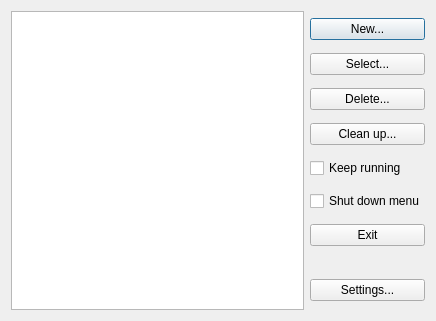
This is mainwindow.ui in ValentinIllich/Automatic-Backup as Qt 5 draws it before an edit. The edited form follows.
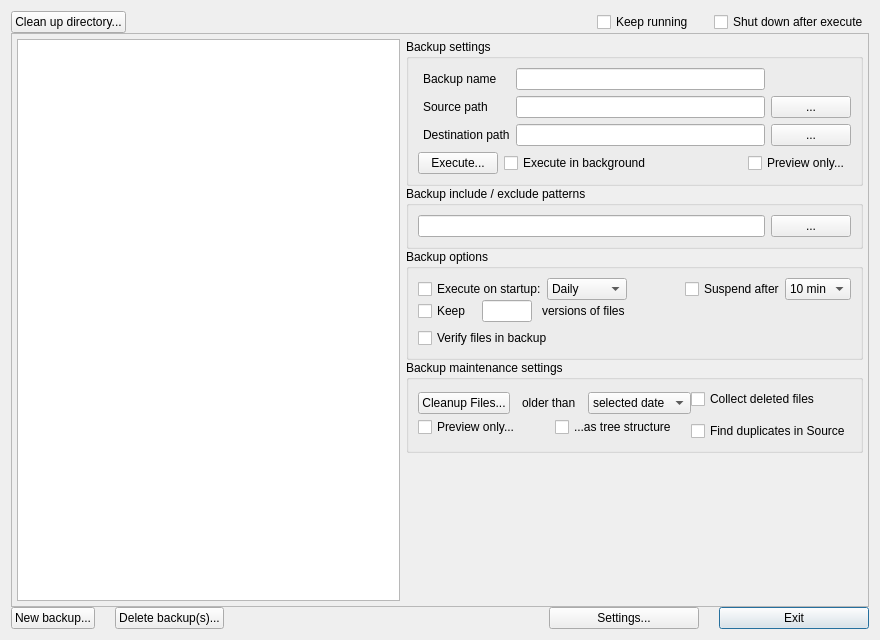
This is the edited form.

Commit message: new user interface

Diff of the .ui file:
```diff
--- a/mainwindow.ui
+++ b/mainwindow.ui
@@ -6,71 +6,49 @@
    <rect>
     <x>0</x>
     <y>0</y>
-    <width>436</width>
-    <height>321</height>
+    <width>880</width>
+    <height>640</height>
    </rect>
   </property>
   <property name="windowTitle">
    <string>Automatic Backup</string>
   </property>
-  <layout class="QGridLayout">
-   <property name="margin">
-    <number>11</number>
-   </property>
+  <layout class="QGridLayout" name="gridLayout_5">
    <item row="0" column="0">
-    <layout class="QHBoxLayout">
+    <layout class="QVBoxLayout" name="verticalLayout_8">
+     <property name="spacing">
+      <number>0</number>
+     </property>
      <item>
-      <widget class="QListWidget" name="backupList">
-       <property name="selectionMode">
-        <enum>QAbstractItemView::ExtendedSelection</enum>
-       </property>
-      </widget>
-     </item>
-     <item>
-      <layout class="QVBoxLayout">
+      <layout class="QHBoxLayout" name="horizontalLayout_9">
        <item>
-        <widget class="QPushButton" name="newBackupButt">
-         <property name="toolTip">
-          <string>Create a new backup configuration.</string>
-         </property>
-         <property name="text">
-          <string>New...</string>
-         </property>
-        </widget>
-       </item>
-       <item>
-        <widget class="QPushButton" name="editBackupButt">
-         <property name="toolTip">
-          <string>Open the properties of the selected configuration.
-If more than one are selected, execute them.</string>
-         </property>
-         <property name="text">
-          <string>Select...</string>
-         </property>
-        </widget>
-       </item>
-       <item>
-        <widget class="QPushButton" name="deleteBackupButt">
-         <property name="toolTip">
-          <string>Delete the selected backup configuration.</string>
-         </property>
-         <property name="text">
-          <string>Delete...</string>
-         </property>
-        </widget>
-       </item>
-       <item>
-        <widget class="QPushButton" name="cleanButt">
+        <widget class="QPushButton" name="cleanDirButt">
          <property name="toolTip">
           <string>Analyze a given directory and show a tree with
 all direcrtories and files older than a given date.
 Clean up will be possible with a context menu.</string>
          </property>
          <property name="text">
-          <string>Clean up...</string>
+          <string>Clean up directory...</string>
+         </property>
+         <property name="autoDefault">
+          <bool>false</bool>
          </property>
         </widget>
        </item>
+       <item>
+        <spacer name="horizontalSpacer_6">
+         <property name="orientation">
+          <enum>Qt::Horizontal</enum>
+         </property>
+         <property name="sizeHint" stdset="0">
+          <size>
+           <width>40</width>
+           <height>20</height>
+          </size>
+         </property>
+        </spacer>
+       </item>
        <item>
         <widget class="QCheckBox" name="keepRun">
          <property name="toolTip">
@@ -87,6 +65,22 @@
          </property>
         </widget>
        </item>
+       <item>
+        <spacer name="horizontalSpacer">
+         <property name="orientation">
+          <enum>Qt::Horizontal</enum>
+         </property>
+         <property name="sizeType">
+          <enum>QSizePolicy::Fixed</enum>
+         </property>
+         <property name="sizeHint" stdset="0">
+          <size>
+           <width>20</width>
+           <height>20</height>
+          </size>
+         </property>
+        </spacer>
+       </item>
        <item>
         <widget class="QCheckBox" name="shutDown">
          <property name="toolTip">
@@ -96,31 +90,761 @@
 In this mode, no periodically check is done.</string>
          </property>
          <property name="text">
-          <string>Shut down menu</string>
-         </property>
-         <property name="autoExclusive">
-          <bool>false</bool>
+          <string>Shut down after execute</string>
          </property>
         </widget>
        </item>
+      </layout>
+     </item>
+     <item>
+      <widget class="QFrame" name="frame">
+       <property name="frameShape">
+        <enum>QFrame::StyledPanel</enum>
+       </property>
+       <property name="frameShadow">
+        <enum>QFrame::Raised</enum>
+       </property>
+       <property name="lineWidth">
+        <number>1</number>
+       </property>
+       <layout class="QGridLayout" name="gridLayout_7">
+        <property name="leftMargin">
+         <number>5</number>
+        </property>
+        <property name="topMargin">
+         <number>5</number>
+        </property>
+        <property name="rightMargin">
+         <number>5</number>
+        </property>
+        <property name="bottomMargin">
+         <number>5</number>
+        </property>
+        <item row="0" column="0">
+         <layout class="QHBoxLayout" name="horizontalLayout_7">
+          <item>
+           <layout class="QVBoxLayout" name="verticalLayout_7" stretch="0">
+            <property name="spacing">
+             <number>-1</number>
+            </property>
+            <property name="sizeConstraint">
+             <enum>QLayout::SetDefaultConstraint</enum>
+            </property>
+            <item>
+             <widget class="QListWidget" name="backupList">
+              <property name="sizePolicy">
+               <sizepolicy hsizetype="MinimumExpanding" vsizetype="Expanding">
+                <horstretch>0</horstretch>
+                <verstretch>0</verstretch>
+               </sizepolicy>
+              </property>
+              <property name="selectionMode">
+               <enum>QAbstractItemView::ExtendedSelection</enum>
+              </property>
+             </widget>
+            </item>
+           </layout>
+          </item>
+          <item>
+           <layout class="QVBoxLayout" name="verticalLayout_6">
+            <property name="spacing">
+             <number>0</number>
+            </property>
+            <item>
+             <widget class="QGroupBox" name="groupBox">
+              <property name="title">
+               <string>Backup settings</string>
+              </property>
+              <layout class="QGridLayout" name="gridLayout_2">
+               <item row="1" column="0">
+                <layout class="QGridLayout" name="gridLayout">
+                 <property name="verticalSpacing">
+                  <number>-1</number>
+                 </property>
+                 <item row="0" column="0">
+                  <layout class="QHBoxLayout" name="horizontalLayout">
+                   <property name="spacing">
+                    <number>-1</number>
+                   </property>
+                   <property name="leftMargin">
+                    <number>5</number>
+                   </property>
+                   <item>
+                    <layout class="QVBoxLayout" name="verticalLayout">
+                     <property name="spacing">
+                      <number>-1</number>
+                     </property>
+                     <item>
+                      <widget class="QLabel" name="label_4">
+                       <property name="text">
+                        <string>Backup name</string>
+                       </property>
+                      </widget>
+                     </item>
+                     <item>
+                      <widget class="QLabel" name="label">
+                       <property name="text">
+                        <string>Source path</string>
+                       </property>
+                      </widget>
+                     </item>
+                     <item>
+                      <widget class="QLabel" name="label_2">
+                       <property name="text">
+                        <string>Destination path</string>
+                       </property>
+                      </widget>
+                     </item>
+                    </layout>
+                   </item>
+                   <item>
+                    <layout class="QVBoxLayout" name="verticalLayout_2">
+                     <item>
+                      <widget class="QLineEdit" name="nameText">
+                       <property name="toolTip">
+                        <string>Name of selected backup configuration</string>
+                       </property>
+                      </widget>
+                     </item>
+                     <item>
+                      <widget class="QLineEdit" name="sourceLab">
+                       <property name="toolTip">
+                        <string>Source path</string>
+                       </property>
+                      </widget>
+                     </item>
+                     <item>
+                      <widget class="QLineEdit" name="destLab">
+                       <property name="toolTip">
+                        <string>Destination path</string>
+                       </property>
+                      </widget>
+                     </item>
+                    </layout>
+                   </item>
+                   <item>
+                    <layout class="QVBoxLayout" name="verticalLayout_3">
+                     <item>
+                      <widget class="QLabel" name="label_5">
+                       <property name="text">
+                        <string/>
+                       </property>
+                      </widget>
+                     </item>
+                     <item>
+                      <widget class="QPushButton" name="sourceButt">
+                       <property name="toolTip">
+                        <string>Select source path</string>
+                       </property>
+                       <property name="text">
+                        <string>...</string>
+                       </property>
+                      </widget>
+                     </item>
+                     <item>
+                      <widget class="QPushButton" name="destButt">
+                       <property name="toolTip">
+                        <string>Selext destination path</string>
+                       </property>
+                       <property name="text">
+                        <string>...</string>
+                       </property>
+                      </widget>
+                     </item>
+                    </layout>
+                   </item>
+                  </layout>
+                 </item>
+                </layout>
+               </item>
+               <item row="2" column="0">
+                <layout class="QHBoxLayout" name="horizontalLayout_6">
+                 <property name="spacing">
+                  <number>-1</number>
+                 </property>
+                 <item>
+                  <widget class="QPushButton" name="execBackupButt">
+                   <property name="minimumSize">
+                    <size>
+                     <width>0</width>
+                     <height>0</height>
+                    </size>
+                   </property>
+                   <property name="toolTip">
+                    <string>Immediately execute selected backups</string>
+                   </property>
+                   <property name="text">
+                    <string>Execute...</string>
+                   </property>
+                   <property name="autoDefault">
+                    <bool>false</bool>
+                   </property>
+                  </widget>
+                 </item>
+                 <item>
+                  <widget class="QCheckBox" name="backgroundExec">
+                   <property name="toolTip">
+                    <string>If checked, the backup will be executed
+in the background for this time.</string>
+                   </property>
+                   <property name="text">
+                    <string>Execute in background</string>
+                   </property>
+                  </widget>
+                 </item>
+                 <item>
+                  <spacer name="horizontalSpacer_2">
+                   <property name="orientation">
+                    <enum>Qt::Horizontal</enum>
+                   </property>
+                   <property name="sizeHint" stdset="0">
+                    <size>
+                     <width>40</width>
+                     <height>20</height>
+                    </size>
+                   </property>
+                  </spacer>
+                 </item>
+                 <item>
+                  <widget class="QCheckBox" name="verboseExecute">
+                   <property name="toolTip">
+                    <string>If checked, no action will happen upon Execute.
+Instead, al log si shown with all actions which
+would happen.</string>
+                   </property>
+                   <property name="text">
+                    <string>Preview only...</string>
+                   </property>
+                  </widget>
+                 </item>
+                </layout>
+               </item>
+              </layout>
+             </widget>
+            </item>
+            <item>
+             <widget class="QGroupBox" name="groupBox_4">
+              <property name="title">
+               <string>Backup include / exclude patterns</string>
+              </property>
+              <layout class="QGridLayout" name="gridLayout_6">
+               <item row="0" column="0">
+                <layout class="QHBoxLayout" name="horizontalLayout_10">
+                 <item>
+                  <widget class="QLineEdit" name="filterDesc">
+                   <property name="minimumSize">
+                    <size>
+                     <width>0</width>
+                     <height>18</height>
+                    </size>
+                   </property>
+                   <property name="toolTip">
+                    <string/>
+                   </property>
+                  </widget>
+                 </item>
+                 <item>
+                  <widget class="QPushButton" name="filterButt">
+                   <property name="toolTip">
+                    <string>Getting detailed help about the filter.</string>
+                   </property>
+                   <property name="text">
+                    <string>...</string>
+                   </property>
+                   <property name="shortcut">
+                    <string>H</string>
+                   </property>
+                   <property name="autoDefault">
+                    <bool>false</bool>
+                   </property>
+                  </widget>
+                 </item>
+                </layout>
+               </item>
+              </layout>
+             </widget>
+            </item>
+            <item>
+             <widget class="QGroupBox" name="groupBox_2">
+              <property name="title">
+               <string>Backup options</string>
+              </property>
+              <layout class="QGridLayout" name="gridLayout_3">
+               <item row="0" column="0">
+                <layout class="QVBoxLayout" name="verticalLayout_4">
+                 <property name="spacing">
+                  <number>0</number>
+                 </property>
+                 <item>
+                  <layout class="QHBoxLayout" name="horizontalLayout_2">
+                   <item>
+                    <widget class="QCheckBox" name="autoExec">
+                     <property name="toolTip">
+                      <string>If checked, the backup will be executed
+automatically with the given interval.</string>
+                     </property>
+                     <property name="text">
+                      <string>Execute on startup:</string>
+                     </property>
+                    </widget>
+                   </item>
+                   <item>
+                    <widget class="QComboBox" name="interval">
+                     <item>
+                      <property name="text">
+                       <string>Daily</string>
+                      </property>
+                     </item>
+                     <item>
+                      <property name="text">
+                       <string>Weekly</string>
+                      </property>
+                     </item>
+                     <item>
+                      <property name="text">
+                       <string>14 Days</string>
+                      </property>
+                     </item>
+                     <item>
+                      <property name="text">
+                       <string>Monthly</string>
+                      </property>
+                     </item>
+                     <item>
+                      <property name="text">
+                       <string>3 Months</string>
+                      </property>
+                     </item>
+                     <item>
+                      <property name="text">
+                       <string>Yearly</string>
+                      </property>
+                     </item>
+                    </widget>
+                   </item>
+                   <item>
+                    <spacer name="horizontalSpacer_3">
+                     <property name="orientation">
+                      <enum>Qt::Horizontal</enum>
+                     </property>
+                     <property name="sizeHint" stdset="0">
+                      <size>
+                       <width>40</width>
+                       <height>20</height>
+                      </size>
+                     </property>
+                    </spacer>
+                   </item>
+                   <item>
+                    <widget class="QCheckBox" name="suspending">
+                     <property name="toolTip">
+                      <string>If checked, the backup will be suspended
+automatically after the given time.</string>
+                     </property>
+                     <property name="text">
+                      <string>Suspend after</string>
+                     </property>
+                    </widget>
+                   </item>
+                   <item>
+                    <widget class="QComboBox" name="timeout">
+                     <item>
+                      <property name="text">
+                       <string>10 min</string>
+                      </property>
+                     </item>
+                     <item>
+                      <property name="text">
+                       <string>15 min</string>
+                      </property>
+                     </item>
+                     <item>
+                      <property name="text">
+                       <string>30 min</string>
+                      </property>
+                     </item>
+                     <item>
+                      <property name="text">
+                       <string>1 h</string>
+                      </property>
+                     </item>
+                     <item>
+                      <property name="text">
+                       <string>1,5 h</string>
+                      </property>
+                     </item>
+                     <item>
+                      <property name="text">
+                       <string>2 h</string>
+                      </property>
+                     </item>
+                     <item>
+                      <property name="text">
+                       <string>2,5 h</string>
+                      </property>
+                     </item>
+                     <item>
+                      <property name="text">
+                       <string>3 h</string>
+                      </property>
+                     </item>
+                     <item>
+                      <property name="text">
+                       <string>3,5 h</string>
+                      </property>
+                     </item>
+                     <item>
+                      <property name="text">
+                       <string>4 h</string>
+                      </property>
+                     </item>
+                    </widget>
+                   </item>
+                  </layout>
+                 </item>
+                 <item>
+                  <layout class="QHBoxLayout" name="horizontalLayout_3">
+                   <property name="spacing">
+                    <number>10</number>
+                   </property>
+                   <item>
+                    <widget class="QCheckBox" name="keepCopy">
+                     <property name="sizePolicy">
+                      <sizepolicy hsizetype="Minimum" vsizetype="Fixed">
+                       <horstretch>0</horstretch>
+                       <verstretch>0</verstretch>
+                      </sizepolicy>
+                     </property>
+                     <property name="toolTip">
+                      <string>If checked, the files in the backup path will
+get an extra extension with the backup
+timestamp, so that the given amount of
+different versions are kept.</string>
+                     </property>
+                     <property name="text">
+                      <string>Keep</string>
+                     </property>
+                    </widget>
+                   </item>
+                   <item>
+                    <widget class="QLineEdit" name="versionsStr">
+                     <property name="maximumSize">
+                      <size>
+                       <width>50</width>
+                       <height>16777215</height>
+                      </size>
+                     </property>
+                     <property name="toolTip">
+                      <string>Amount of different versions for a single file
+to be kept in the backup path.</string>
+                     </property>
+                    </widget>
+                   </item>
+                   <item>
+                    <widget class="QLabel" name="versionLabel">
+                     <property name="toolTip">
+                      <string/>
+                     </property>
+                     <property name="text">
+                      <string>versions of files</string>
+                     </property>
+                    </widget>
+                   </item>
+                   <item>
+                    <spacer name="horizontalSpacer_4">
+                     <property name="orientation">
+                      <enum>Qt::Horizontal</enum>
+                     </property>
+                     <property name="sizeHint" stdset="0">
+                      <size>
+                       <width>40</width>
+                       <height>20</height>
+                      </size>
+                     </property>
+                    </spacer>
+                   </item>
+                  </layout>
+                 </item>
+                </layout>
+               </item>
+               <item row="1" column="0">
+                <layout class="QHBoxLayout" name="horizontalLayout_8">
+                 <property name="spacing">
+                  <number>-1</number>
+                 </property>
+                 <item>
+                  <widget class="QCheckBox" name="verify">
+                   <property name="toolTip">
+                    <string>If checked, the files in the backup path
+will be compressed.</string>
+                   </property>
+                   <property name="text">
+                    <string>Verify files in backup</string>
+                   </property>
+                  </widget>
+                 </item>
+                 <item>
+                  <spacer name="horizontalSpacer_8">
+                   <property name="orientation">
+                    <enum>Qt::Horizontal</enum>
+                   </property>
+                   <property name="sizeHint" stdset="0">
+                    <size>
+                     <width>40</width>
+                     <height>20</height>
+                    </size>
+                   </property>
+                  </spacer>
+                 </item>
+                </layout>
+               </item>
+              </layout>
+             </widget>
+            </item>
+            <item>
+             <widget class="QGroupBox" name="groupBox_3">
+              <property name="title">
+               <string>Backup maintenance settings</string>
+              </property>
+              <layout class="QGridLayout" name="gridLayout_4">
+               <item row="0" column="0">
+                <layout class="QVBoxLayout" name="verticalLayout_5">
+                 <property name="spacing">
+                  <number>0</number>
+                 </property>
+                 <item>
+                  <layout class="QHBoxLayout" name="horizontalLayout_4">
+                   <property name="spacing">
+                    <number>-1</number>
+                   </property>
+                   <item>
+                    <layout class="QVBoxLayout" name="verticalLayout_9">
+                     <property name="spacing">
+                      <number>0</number>
+                     </property>
+                     <item>
+                      <layout class="QHBoxLayout" name="horizontalLayout_12">
+                       <property name="spacing">
+                        <number>12</number>
+                       </property>
+                       <item>
+                        <widget class="QPushButton" name="cleanupButt">
+                         <property name="toolTip">
+                          <string>This button will automatically remove all
+files in the backup path which are older
+than the given interval and don't have
+a counterpart in the source path.</string>
+                         </property>
+                         <property name="text">
+                          <string>Cleanup Files...</string>
+                         </property>
+                         <property name="shortcut">
+                          <string>A</string>
+                         </property>
+                         <property name="autoDefault">
+                          <bool>false</bool>
+                         </property>
+                        </widget>
+                       </item>
+                       <item>
+                        <widget class="QLabel" name="label_3">
+                         <property name="text">
+                          <string>older than</string>
+                         </property>
+                        </widget>
+                       </item>
+                       <item>
+                        <widget class="QComboBox" name="lastModified">
+                         <property name="currentIndex">
+                          <number>0</number>
+                         </property>
+                         <item>
+                          <property name="text">
+                           <string>selected date</string>
+                          </property>
+                         </item>
+                         <item>
+                          <property name="text">
+                           <string>1 week</string>
+                          </property>
+                         </item>
+                         <item>
+                          <property name="text">
+                           <string>2 weeks</string>
+                          </property>
+                         </item>
+                         <item>
+                          <property name="text">
+                           <string>3 weeks</string>
+                          </property>
+                         </item>
+                         <item>
+                          <property name="text">
+                           <string>1 month</string>
+                          </property>
+                         </item>
+                         <item>
+                          <property name="text">
+                           <string>2 months</string>
+                          </property>
+                         </item>
+                         <item>
+                          <property name="text">
+                           <string>3 months</string>
+                          </property>
+                         </item>
+                         <item>
+                          <property name="text">
+                           <string>6 months</string>
+                          </property>
+                         </item>
+                         <item>
+                          <property name="text">
+                           <string>1 year</string>
+                          </property>
+                         </item>
+                         <item>
+                          <property name="text">
+                           <string>2 years</string>
+                          </property>
+                         </item>
+                         <item>
+                          <property name="text">
+                           <string>5 years</string>
+                          </property>
+                         </item>
+                         <item>
+                          <property name="text">
+                           <string>10 years</string>
+                          </property>
+                         </item>
+                        </widget>
+                       </item>
+                      </layout>
+                     </item>
+                     <item>
+                      <layout class="QHBoxLayout" name="horizontalLayout_13">
+                       <item>
+                        <widget class="QCheckBox" name="verboseMaintenance">
+                         <property name="toolTip">
+                          <string>If checked, no action will be done upon
+the Cleanup. Instead a log is shown with
+all actions which would take place.</string>
+                         </property>
+                         <property name="text">
+                          <string>Preview only...</string>
+                         </property>
+                        </widget>
+                       </item>
+                       <item>
+                        <widget class="QCheckBox" name="showTreeStruct">
+                         <property name="toolTip">
+                          <string>If checked in combination with Preview, the
+log will be extended to a representation of
+the tree strcture in the backup path.</string>
+                         </property>
+                         <property name="text">
+                          <string>...as tree structure</string>
+                         </property>
+                        </widget>
+                       </item>
+                      </layout>
+                     </item>
+                    </layout>
+                   </item>
+                   <item>
+                    <spacer name="horizontalSpacer_5">
+                     <property name="orientation">
+                      <enum>Qt::Horizontal</enum>
+                     </property>
+                     <property name="sizeHint" stdset="0">
+                      <size>
+                       <width>0</width>
+                       <height>20</height>
+                      </size>
+                     </property>
+                    </spacer>
+                   </item>
+                   <item>
+                    <layout class="QVBoxLayout" name="verticalLayout_10">
+                     <property name="spacing">
+                      <number>12</number>
+                     </property>
+                     <item>
+                      <widget class="QCheckBox" name="collectFiles">
+                       <property name="toolTip">
+                        <string>if checked, all deleted files are collected in
+a separate directory which will be asked for.</string>
+                       </property>
+                       <property name="text">
+                        <string>Collect deleted files</string>
+                       </property>
+                      </widget>
+                     </item>
+                     <item>
+                      <widget class="QCheckBox" name="sourceDuplicates">
+                       <property name="toolTip">
+                        <string>if checked, a scan in the source path will
+be done for duplicate files in different
+subdirectories.</string>
+                       </property>
+                       <property name="text">
+                        <string>Find duplicates in Source</string>
+                       </property>
+                      </widget>
+                     </item>
+                    </layout>
+                   </item>
+                  </layout>
+                 </item>
+                </layout>
+               </item>
+              </layout>
+             </widget>
+            </item>
+            <item>
+             <spacer name="verticalSpacer">
+              <property name="orientation">
+               <enum>Qt::Vertical</enum>
+              </property>
+              <property name="sizeHint" stdset="0">
+               <size>
+                <width>20</width>
+                <height>40</height>
+               </size>
+              </property>
+             </spacer>
+            </item>
+           </layout>
+          </item>
+         </layout>
+        </item>
+       </layout>
+      </widget>
+     </item>
+     <item>
+      <layout class="QHBoxLayout" name="horizontalLayout_11">
        <item>
-        <widget class="QPushButton" name="exitButt">
+        <widget class="QPushButton" name="newBackup">
          <property name="toolTip">
           <string>Exit the tool or closes the main dialog if
 Keep running is checked.</string>
          </property>
          <property name="text">
-          <string>Exit</string>
+          <string>New backup...</string>
+         </property>
+         <property name="autoDefault">
+          <bool>false</bool>
          </property>
         </widget>
        </item>
        <item>
-        <spacer name="verticalSpacer">
+        <spacer name="horizontalSpacer_9">
          <property name="orientation">
-          <enum>Qt::Vertical</enum>
+          <enum>Qt::Horizontal</enum>
          </property>
          <property name="sizeType">
-          <enum>QSizePolicy::Maximum</enum>
+          <enum>QSizePolicy::Fixed</enum>
          </property>
          <property name="sizeHint" stdset="0">
           <size>
@@ -131,7 +855,39 @@
         </spacer>
        </item>
        <item>
-        <widget class="QPushButton" name="settingstButton">
+        <widget class="QPushButton" name="deleteBackupButt">
+         <property name="toolTip">
+          <string>Delete the selected backup configuration.</string>
+         </property>
+         <property name="text">
+          <string>Delete backup(s)...</string>
+         </property>
+         <property name="autoDefault">
+          <bool>false</bool>
+         </property>
+        </widget>
+       </item>
+       <item>
+        <spacer name="horizontalSpacer_7">
+         <property name="orientation">
+          <enum>Qt::Horizontal</enum>
+         </property>
+         <property name="sizeHint" stdset="0">
+          <size>
+           <width>40</width>
+           <height>20</height>
+          </size>
+         </property>
+        </spacer>
+       </item>
+       <item>
+        <widget class="QPushButton" name="pushButton">
+         <property name="minimumSize">
+          <size>
+           <width>150</width>
+           <height>0</height>
+          </size>
+         </property>
          <property name="toolTip">
           <string>program information and global settings</string>
          </property>
@@ -140,13 +896,53 @@
          </property>
         </widget>
        </item>
+       <item>
+        <spacer name="horizontalSpacer_10">
+         <property name="orientation">
+          <enum>Qt::Horizontal</enum>
+         </property>
+         <property name="sizeType">
+          <enum>QSizePolicy::Fixed</enum>
+         </property>
+         <property name="sizeHint" stdset="0">
+          <size>
+           <width>20</width>
+           <height>20</height>
+          </size>
+         </property>
+        </spacer>
+       </item>
+       <item>
+        <widget class="QPushButton" name="exitButt">
+         <property name="sizePolicy">
+          <sizepolicy hsizetype="Preferred" vsizetype="Fixed">
+           <horstretch>0</horstretch>
+           <verstretch>0</verstretch>
+          </sizepolicy>
+         </property>
+         <property name="minimumSize">
+          <size>
+           <width>150</width>
+           <height>0</height>
+          </size>
+         </property>
+         <property name="text">
+          <string>Exit</string>
+         </property>
+         <property name="autoDefault">
+          <bool>false</bool>
+         </property>
+         <property name="default">
+          <bool>true</bool>
+         </property>
+        </widget>
+       </item>
       </layout>
      </item>
     </layout>
    </item>
   </layout>
  </widget>
- <layoutdefault spacing="6" margin="11"/>
  <resources/>
  <connections>
   <connection>
```
Left out of the diff: 161 changed lines with no effect on the pictures. The commit also changes 3 other files.
